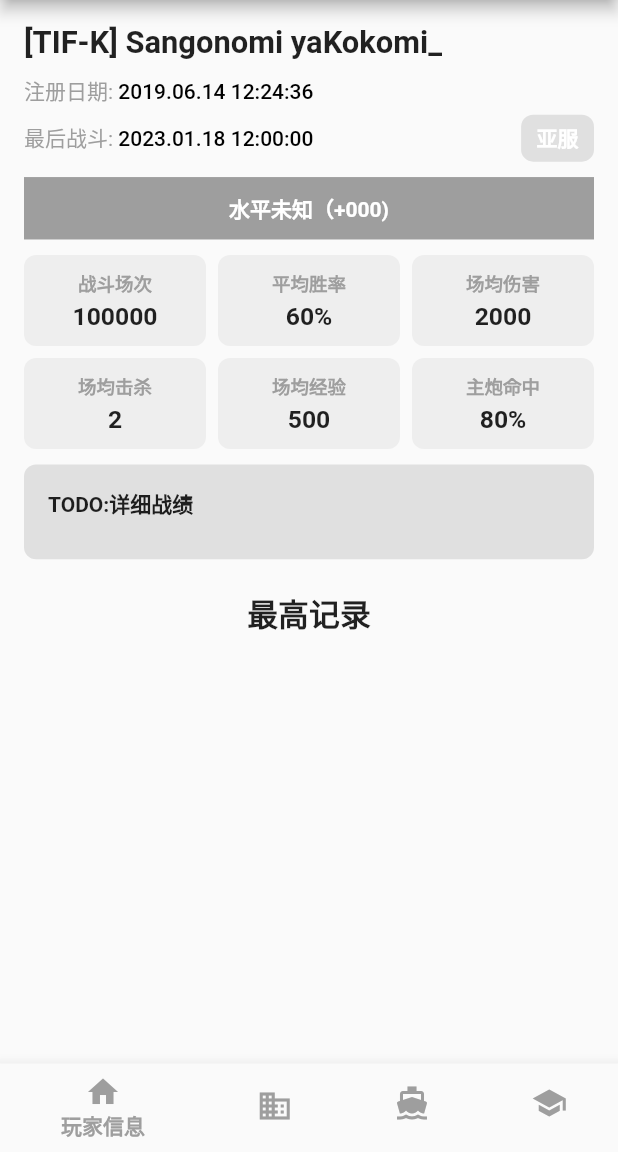
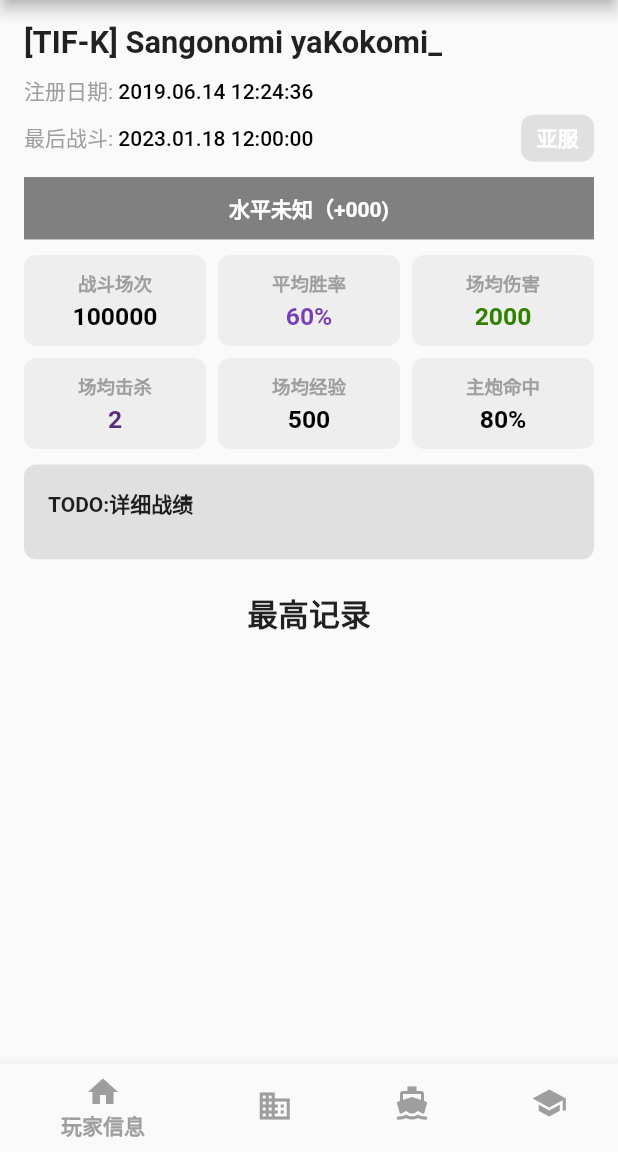
Before and after one commit to LXPDY/wows_kokomi_app, a Flutter app: the screen it shows after launch, on a phone screen of 412 x 824 dp, the part 84-1236 px from its top. Run offline on Flutter 3.47's test engine with Material 2 defaults, Android fonts, the phone set to English and light mode, and no system bars; accounts and stored records are empty; Roboto replaces fonts that are missing (SourceHanSansCN).

Commit message:
feat:增加了颜色工具类，并限制app字体不随系统字体缩放改变大小

```diff
--- a/lib/common/app_http_tool.dart
+++ b/lib/common/app_http_tool.dart
@@ -17,6 +17,7 @@ class AppHttpTool {
     }
     return response;
   }
+
 }
 
 final AppHttpTool httpTool = AppHttpTool();
--- /dev/null
+++ b/lib/common/color_tool.dart
@@ -0,0 +1,96 @@
+import 'package:flutter/material.dart';
+
+const Color colorUnknown = Color.fromARGB(255, 128, 128, 128);
+const Color colorNeedEffort = Color.fromARGB(255, 205, 51, 51);
+const Color colorLowerAvg = Color.fromARGB(255, 254, 121, 3);
+const Color colorAvg = Color.fromARGB(255, 255, 193, 7);
+const Color colorGood = Color.fromARGB(255, 68, 179, 0);
+const Color colorVeryGood = Color.fromARGB(255, 49, 128, 0);
+const Color colorSuperGood = Color.fromARGB(255, 52, 186, 211);
+const Color colorPink = Color.fromARGB(255, 121, 61, 182);
+const Color colorSuperPink = Color.fromARGB(255, 88, 43, 128);
+
+
+Color colorFromePR(final int pr) {
+  if (pr >= 2450){
+    return colorSuperPink;
+  } else if (pr >= 2100) {
+    return colorPink;
+  } else if (pr >= 1750) {
+    return colorSuperGood;
+  } else if (pr >= 1550){
+    return colorVeryGood;
+  } else if (pr >= 1350) {
+    return colorGood;
+  } else if (pr >= 1100) {
+    return colorAvg;
+  } else if (pr >= 750) {
+    return colorLowerAvg;
+  } else if (pr >= 0) {
+    return colorNeedEffort;
+  }
+  return colorUnknown;
+}
+
+Color colorFromeWR(int wr) {
+  if (wr >= 70){
+    return colorSuperPink;
+  } else if (wr >= 60) {
+    return colorPink;
+  } else if (wr >= 55) {
+    return colorSuperGood;
+  } else if (wr >= 52.5){
+    return colorVeryGood;
+  } else if (wr >= 51) {
+    return colorGood;
+  } else if (wr >= 49) {
+    return colorAvg;
+  } else if (wr >= 45) {
+    return colorLowerAvg;
+  } else if (wr >= 0) {
+    return colorNeedEffort;
+  }
+  return colorUnknown;
+}
+
+Color colorFromeDd(double dd) {
+  if (dd >= 1.7){
+    return colorSuperPink;
+  } else if (dd >= 1.4) {
+    return colorPink;
+  } else if (dd >= 1.2) {
+    return colorSuperGood;
+  } else if (dd >= 1.1){
+    return colorVeryGood;
+  } else if (dd >= 1.0) {
+    return colorGood;
+  } else if (dd >= 0.95) {
+    return colorAvg;
+  } else if (dd >= 0.8) {
+    return colorLowerAvg;
+  } else if (dd >= 0) {
+    return colorNeedEffort;
+  }
+  return colorUnknown;
+}
+
+Color colorFromeF(double f) {
+  if (f >= 2.0){
+    return colorSuperPink;
+  } else if (f >= 1.5) {
+    return colorPink;
+  } else if (f >= 1.3) {
+    return colorSuperGood;
+  } else if (f >= 1.0){
+    return colorVeryGood;
+  } else if (f >= 0.6) {
+    return colorGood;
+  } else if (f >= 0.3) {
+    return colorAvg;
+  } else if (f >= 0.2) {
+    return colorLowerAvg;
+  } else if (f >= 0) {
+    return colorNeedEffort;
+  }
+  return colorUnknown;
+}
--- a/lib/main.dart
+++ b/lib/main.dart
@@ -27,6 +27,15 @@ class MyApp extends StatelessWidget {
     return MaterialApp(
       theme: AppTheme.build(),
       home: const MyHomePage(),
+      builder: (BuildContext context, Widget? child) {
+        // 获取当前 MediaQuery 数据,限制字体大小
+        final mediaQueryData = MediaQuery.of(context);
+        final newMediaQueryData = mediaQueryData.copyWith(textScaleFactor: 1.0);
+        return MediaQuery(
+          data: newMediaQueryData,
+          child: child!,
+        );
+      },
     );
   }
 }
--- a/lib/models/user_model.dart
+++ b/lib/models/user_model.dart
@@ -1,4 +1,55 @@
+import 'dart:convert';
 
-class UserModel {
+import 'package:http/http.dart';
+import 'package:wows_kokomi_app/common/app_http_tool.dart';
+import 'package:wows_kokomi_app/common/user_global.dart';
+import 'package:wows_kokomi_app/models/error_model.dart';
+import 'package:wows_kokomi_app/models/server_name.dart';
 
+class UserInfo {
+  late ServerName serverName;
+  late int userUID;
+  ErrorHttpModel? errorModel;
+  UserInfoModel? userInfoModel;
+  UserInfo();
+
+  Future<void> init(ServerName server, String nickname, int limit) async {
+    String url = "$apiUrl/a/search-users/?server=$serverName&aid=$nickname";
+    Response response = await httpTool.httpGet(url);
+    Map<String, dynamic> json;
+    if (response.statusCode == 404) {
+      json = {
+        "status": "error",
+        "message": "APP错误,获取用户数据失败,请截图并联系开发者",
+        "error": response.body
+      };
+    } else {
+      final decodedData = utf8.decode(response.bodyBytes);
+      json = jsonDecode(decodedData);
+    }
+    String status = json['status'];
+        if (status == "error") {
+      errorModel = ErrorHttpModel(json);
+    } else {
+      userInfoModel = UserInfoModel(json);
+    }
+  }
 }
+
+class UserInfoModel {
+  late int battles_count;
+  late int wins;
+  late int damage_dealt;
+  late int frags;
+  late int original_exp;
+  late int value_battles_count;
+  late int personal_rating;
+  late int n_damage_dealt;
+  late int n_frags;
+
+  UserInfoModel(Map<String, dynamic> json) {
+
+  }
+}
+
+// curl -X 'GET' 'http://www.wows-coral.com:8000/a/basic-data/?server=asia&aid=2027994108' -H 'accept: application/json' -H 'Authorization: Bearer user123456'
--- a/lib/models/user_seach_model.dart
+++ b/lib/models/user_seach_model.dart
@@ -70,3 +70,6 @@ class UserList {
     }
   }
 }
+
+
+// curl -X 'GET' 'http://www.wows-coral.com:8000/a/search-users/?server=asia&nickname=fuyuyu&limit=10' -H 'accept: application/json' -H 'Authorization: Bearer user123456'
--- a/lib/widgets/app_contributer.dart
+++ b/lib/widgets/app_contributer.dart
@@ -1,7 +1,6 @@
 import 'package:flutter/material.dart';
 
 class ContributorsPage extends StatelessWidget {
-  // 注意这里没有使用 const
   ContributorsPage({Key? key}) : super(key: key);
 
   final List<String> contributors = [
--- a/lib/widgets/user_info_page.dart
+++ b/lib/widgets/user_info_page.dart
@@ -1,7 +1,9 @@
 import 'dart:async';
 
 import 'package:flutter/material.dart';
+import 'package:wows_kokomi_app/common/color_tool.dart';
 import 'package:wows_kokomi_app/models/auto_size_model.dart';
+import 'package:wows_kokomi_app/models/user_model.dart';
 
 class UserInfoPage extends StatefulWidget {
   const UserInfoPage({Key? key}) : super(key: key);
@@ -12,7 +14,7 @@ class UserInfoPage extends StatefulWidget {
 
 class _UserInfoPage extends State<UserInfoPage> {
   late Future<void> _refreshData;
-
+  UserInfo userInfo = UserInfo();
   @override
   void initState() {
     super.initState();
@@ -109,8 +111,8 @@ class _UserInfoPage extends State<UserInfoPage> {
                           padding:
                               EdgeInsets.symmetric(vertical: defaultFront / 2),
                           width: double.infinity,
-                          decoration: const BoxDecoration(
-                            color: Colors.grey,
+                          decoration: BoxDecoration(
+                            color: colorFromePR(-1),
                           ),
                           child: const Text(
                             '水平未知（+000)',
@@ -129,27 +131,24 @@ class _UserInfoPage extends State<UserInfoPage> {
                           children: [
                             buildStatCard('战斗场次', '100000',
                                 titleFontSize: size5,
-                                titleFontWeight: FontWeight.w700,
                                 valueFontSize: size2),
                             buildStatCard('平均胜率', '60%',
                                 titleFontSize: size5,
-                                titleFontWeight: FontWeight.w700,
-                                valueFontSize: size2),
+                                valueFontSize: size2,
+                                valueFontColor: colorFromeWR(60)),
                             buildStatCard('场均伤害', '2000',
                                 titleFontSize: size5,
-                                titleFontWeight: FontWeight.w700,
-                                valueFontSize: size2),
+                                valueFontSize: size2,
+                                valueFontColor: colorFromeDd(1.1)),
                             buildStatCard('场均击杀', '2',
                                 titleFontSize: size5,
-                                titleFontWeight: FontWeight.w700,
-                                valueFontSize: size2),
+                                valueFontSize: size2,
+                                valueFontColor: colorFromeF(2)),
                             buildStatCard('场均经验', '500',
                                 titleFontSize: size5,
-                                titleFontWeight: FontWeight.w700,
                                 valueFontSize: size2),
                             buildStatCard('主炮命中', '80%',
                                 titleFontSize: size5,
-                                titleFontWeight: FontWeight.w700,
                                 valueFontSize: size2),
                           ],
                         ),
@@ -193,8 +192,9 @@ class _UserInfoPage extends State<UserInfoPage> {
   Widget buildStatCard(String title, String value,
       {double titleFontSize = 12,
       double valueFontSize = 16,
-      FontWeight titleFontWeight = FontWeight.normal,
-      FontWeight valueFontWeight = FontWeight.bold}) {
+      FontWeight titleFontWeight = FontWeight.bold,
+      FontWeight valueFontWeight = FontWeight.bold,
+      Color valueFontColor = Colors.black}) {
     return Container(
       padding: const EdgeInsets.all(8),
       decoration: BoxDecoration(
@@ -215,7 +215,7 @@ class _UserInfoPage extends State<UserInfoPage> {
           Text(
             value,
             style:
-                TextStyle(fontSize: valueFontSize, fontWeight: valueFontWeight),
+                TextStyle(fontSize: valueFontSize, fontWeight: valueFontWeight, color: valueFontColor),
           ),
         ],
       ),
```
